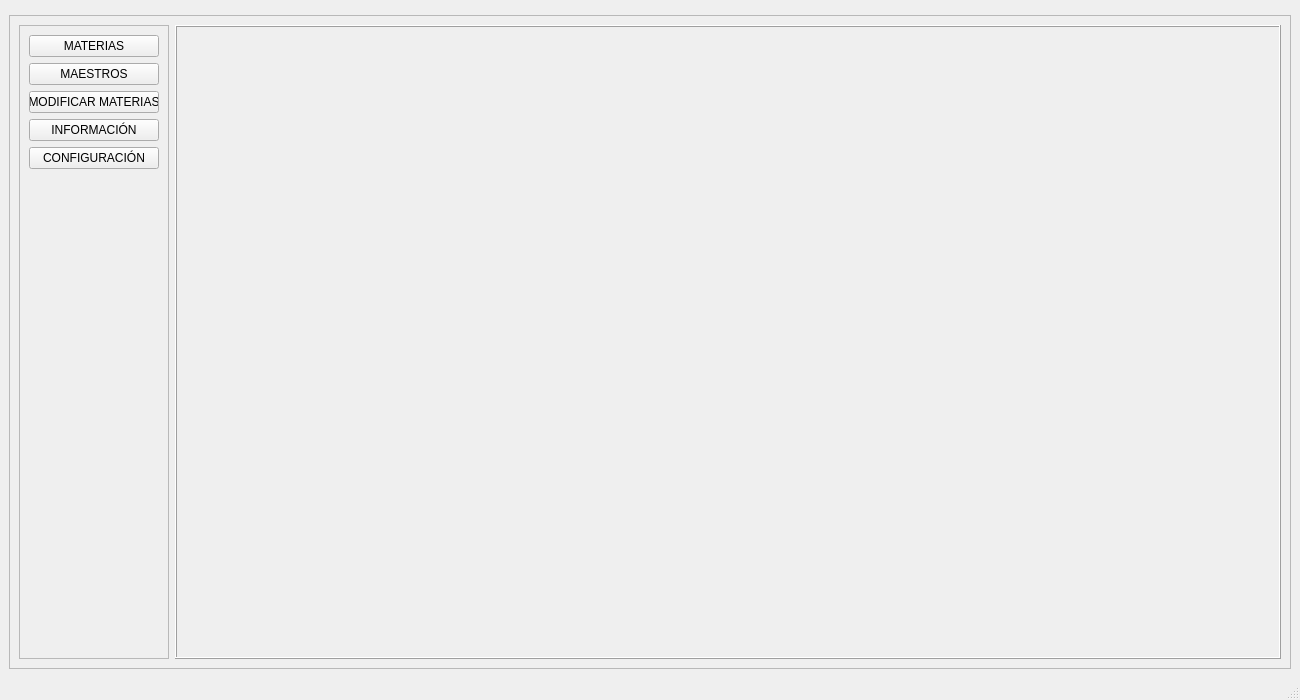
Qt form src/ui_files/main.ui (CornelioEmbedded/GUI_Horarios) before a commit.
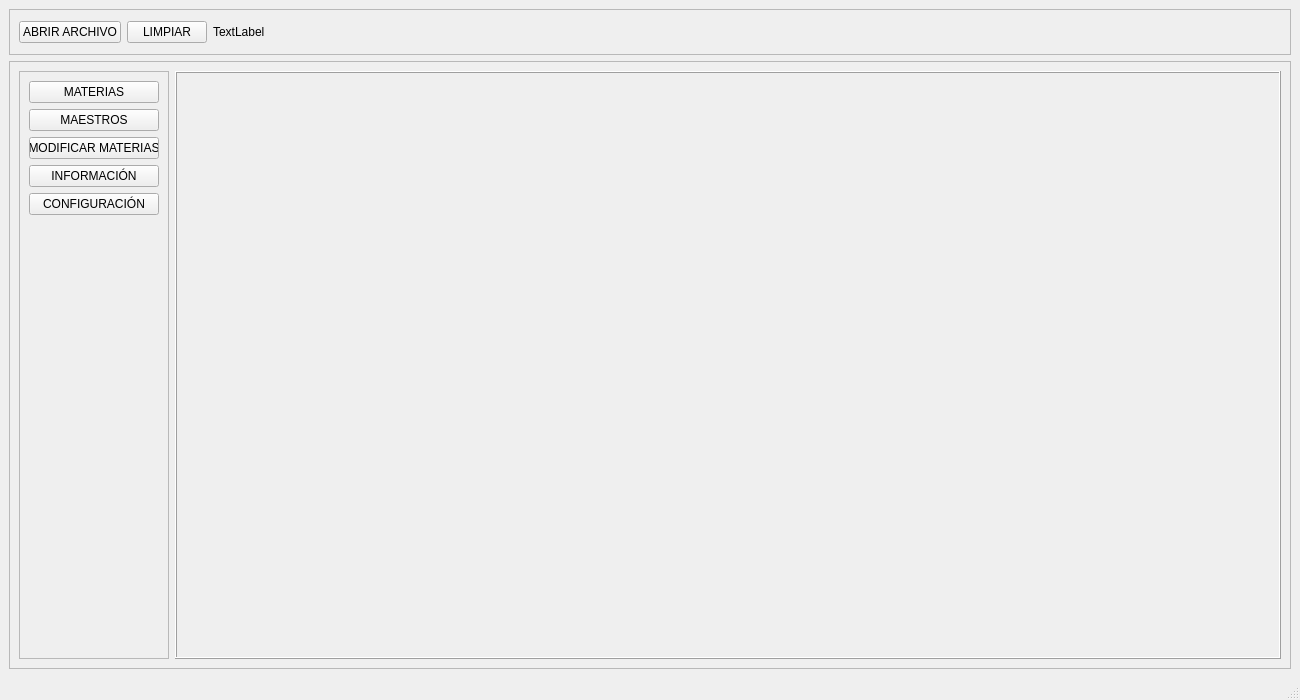
The same form after that commit.

Commit message: get xlsx file from main to subject widget

Diff of the .ui file:
```diff
--- a/src/ui_files/main.ui
+++ b/src/ui_files/main.ui
@@ -23,18 +23,58 @@
    <layout class="QVBoxLayout" name="verticalLayout">
     <item>
      <widget class="QFrame" name="frame">
-      <property name="maximumSize">
-       <size>
-        <width>16777215</width>
-        <height>80</height>
-       </size>
-      </property>
       <property name="frameShape">
-       <enum>QFrame::Box</enum>
+       <enum>QFrame::StyledPanel</enum>
       </property>
       <property name="frameShadow">
        <enum>QFrame::Raised</enum>
       </property>
+      <layout class="QVBoxLayout" name="verticalLayout_3">
+       <item>
+        <layout class="QHBoxLayout" name="horizontalLayout">
+         <item>
+          <widget class="QPushButton" name="open_files">
+           <property name="text">
+            <string>ABRIR ARCHIVO</string>
+           </property>
+          </widget>
+         </item>
+         <item>
+          <widget class="QPushButton" name="clean">
+           <property name="text">
+            <string>LIMPIAR</string>
+           </property>
+          </widget>
+         </item>
+         <item>
+          <widget class="QLabel" name="label">
+           <property name="text">
+            <string>TextLabel</string>
+           </property>
+           <property name="textFormat">
+            <enum>Qt::MarkdownText</enum>
+           </property>
+          </widget>
+         </item>
+         <item>
+          <spacer name="horizontalSpacer">
+           <property name="orientation">
+            <enum>Qt::Horizontal</enum>
+           </property>
+           <property name="sizeType">
+            <enum>QSizePolicy::MinimumExpanding</enum>
+           </property>
+           <property name="sizeHint" stdset="0">
+            <size>
+             <width>71</width>
+             <height>26</height>
+            </size>
+           </property>
+          </spacer>
+         </item>
+        </layout>
+       </item>
+      </layout>
      </widget>
     </item>
     <item>
@@ -45,7 +85,7 @@
       <property name="frameShadow">
        <enum>QFrame::Raised</enum>
       </property>
-      <layout class="QHBoxLayout" name="horizontalLayout">
+      <layout class="QHBoxLayout" name="horizontalLayout_2">
        <item>
         <widget class="QFrame" name="frame_3">
          <property name="maximumSize">
```
The commit also changes 4 other files.
